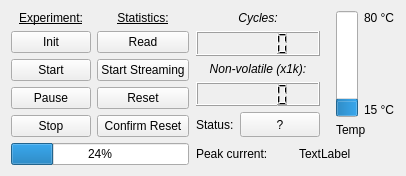
The window that ui/w_cycletester.ui (johnbatzer18/biomech_flexsea-plan) describes before a commit, drawn with Qt 5.
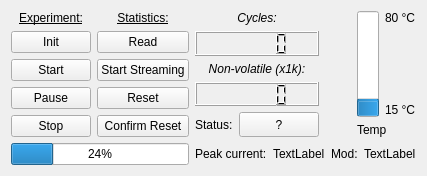
The same window after the commit.

Commit message: New CycleTester functionalities: reset stats & MOD display. WiP - Plan only

```diff
--- a/ui/w_cycletester.ui
+++ b/ui/w_cycletester.ui
@@ -6,7 +6,7 @@
    <rect>
     <x>0</x>
     <y>0</y>
-    <width>406</width>
+    <width>409</width>
     <height>176</height>
    </rect>
   </property>
@@ -352,6 +352,32 @@
        </property>
       </widget>
      </item>
+     <item>
+      <widget class="QLabel" name="label_9">
+       <property name="sizePolicy">
+        <sizepolicy hsizetype="Expanding" vsizetype="Preferred">
+         <horstretch>0</horstretch>
+         <verstretch>0</verstretch>
+        </sizepolicy>
+       </property>
+       <property name="text">
+        <string>Mod:</string>
+       </property>
+      </widget>
+     </item>
+     <item>
+      <widget class="QLabel" name="label_mod">
+       <property name="sizePolicy">
+        <sizepolicy hsizetype="Expanding" vsizetype="Preferred">
+         <horstretch>0</horstretch>
+         <verstretch>0</verstretch>
+        </sizepolicy>
+       </property>
+       <property name="text">
+        <string>TextLabel</string>
+       </property>
+      </widget>
+     </item>
     </layout>
    </item>
   </layout>
```
The commit also changes 2 other files.
